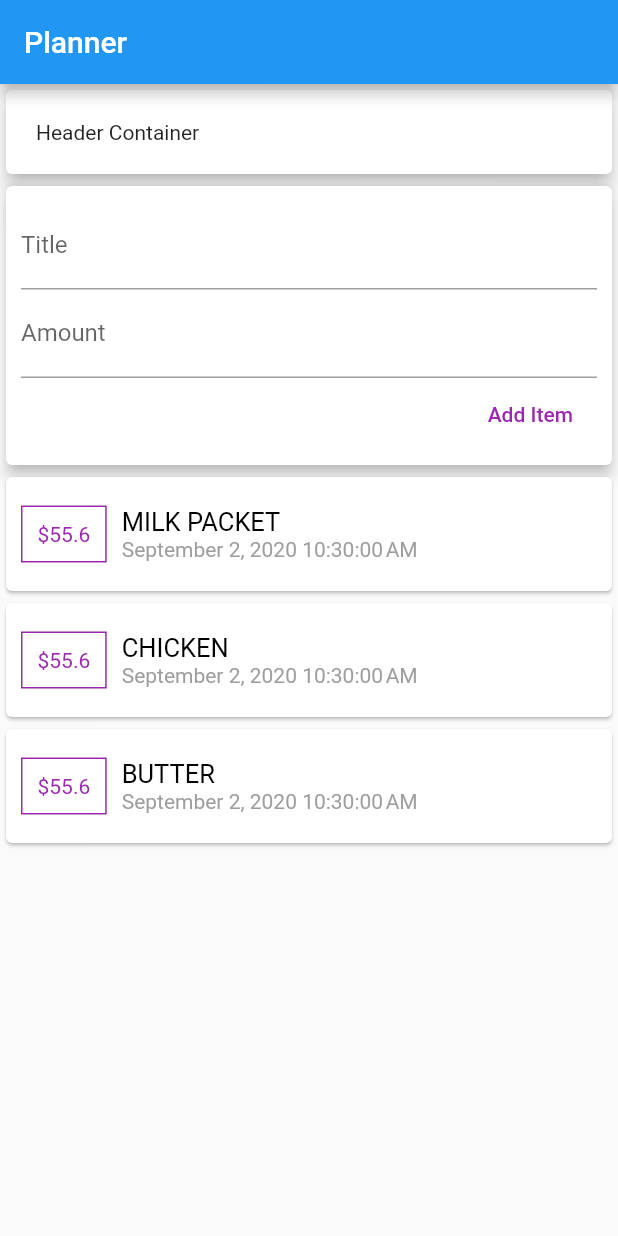
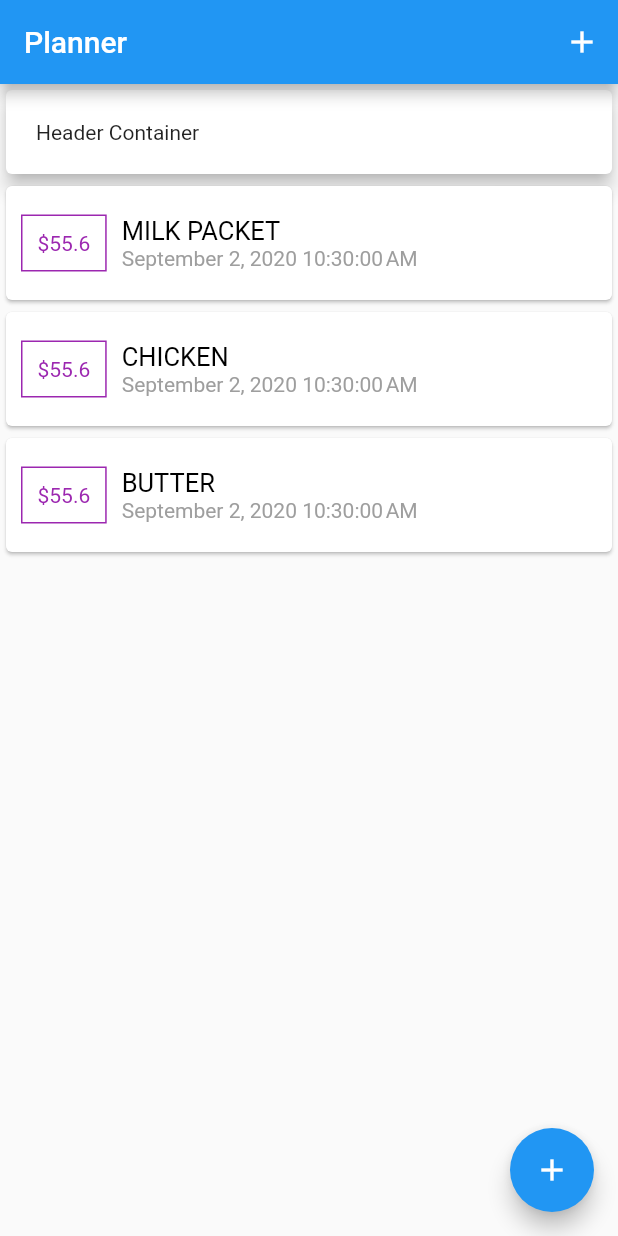
Before and after one commit to satishtamada/PlannerApp, a Flutter app: the screen it shows after launch, on a phone screen of 412 x 824 dp. Run offline on Flutter 3.47's test engine with Material 2 defaults, Android fonts, the phone set to English and light mode, and no system bars.

Commit message:
-added listview

```diff
--- a/lib/main.dart
+++ b/lib/main.dart
@@ -1,39 +1,92 @@
-import 'package:flutter/cupertino.dart';
 import 'package:flutter/material.dart';
+import 'package:planner_app/model/transaction.dart';
 import 'package:planner_app/widget/new_transaction_list.dart';
-import 'package:planner_app/model/transaction.dart';
-import 'package:intl/intl.dart';
 import 'package:planner_app/widget/transaction_list.dart';
-import 'package:planner_app/widget/user_transactions.dart';
 
-void main() => runApp(MyApp());
+void main() => runApp(HomeApp());
 
-class MyApp extends StatelessWidget {
+class HomeApp extends StatelessWidget {
+  @override
+  Widget build(BuildContext context) {
+    return MaterialApp(
+      title: 'Flutter App',
+      home: Home(),
+    );
+  }
+}
+
+class Home extends StatefulWidget {
+  @override
+  State<StatefulWidget> createState() => MyDashBoard();
+}
+
+class MyDashBoard extends State<Home> {
   String inputTitle;
   String inputAmount;
 
+  List<Transactions> transaction = [
+    Transactions(
+        title: 'milk packet', id: 't1', amount: 55.6, dateTime: DateTime.now()),
+    Transactions(
+        title: 'chicken', id: 't2', amount: 55.6, dateTime: DateTime.now()),
+    Transactions(
+        title: 'butter', id: 't3', amount: 55.6, dateTime: DateTime.now())
+  ];
+
+  void openAddNewTransactionBottomSheet(BuildContext ctx) {
+    showModalBottomSheet(
+        context: ctx,
+        builder: (_) {
+          return GestureDetector(
+            child: NewTransactionList(addTransaction),
+            onTap: (){},
+            behavior: HitTestBehavior.opaque,
+          );
+        });
+  }
+
+  void addTransaction(String txtTitle, double txtAmount) {
+    final newTx = Transactions(
+        title: txtTitle,
+        id: new DateTime.now().toString(),
+        amount: txtAmount,
+        dateTime: new DateTime.now());
+
+    setState(() {
+      transaction.add(newTx);
+    });
+  }
+
   @override
   Widget build(BuildContext context) {
-    return MaterialApp(
-      home: Scaffold(
+    return Scaffold(
       appBar: AppBar(
         title: Text("Planner"),
+        actions: <Widget>[
+          IconButton(
+            icon: Icon(Icons.add),
+            onPressed: () => openAddNewTransactionBottomSheet(context),
+          )
+        ],
       ),
       body: SingleChildScrollView(
         child: Column(
           children: <Widget>[
             Card(
-                child:
-                    Container(width: double.infinity,
+              child: Container(
+                  width: double.infinity,
                   margin: EdgeInsets.all(10),
                   padding: EdgeInsets.all(10),
                   child: Text('Header Container')),
               elevation: 5,
             ),
-              UserTransaction()
+            TransactionList(transaction),
           ],
         ),
       ),
+      floatingActionButton: FloatingActionButton(
+        child: Icon(Icons.add),
+        onPressed: () => openAddNewTransactionBottomSheet(context),
       ),
     );
   }
--- a/lib/widget/transaction_list.dart
+++ b/lib/widget/transaction_list.dart
@@ -11,8 +11,9 @@ class TransactionList extends StatelessWidget {
   Widget build(BuildContext context) {
     return Container(
       height: 350,
-      child: ListView(
-        children: transaction.map((tx) {
+      child: ListView.builder(
+        itemCount: transaction.length,
+        itemBuilder: (ctx,index){
           return Card(
               child: Container(
                 margin: EdgeInsets.all(10),
@@ -21,7 +22,7 @@ class TransactionList extends StatelessWidget {
                   children: <Widget>[
                     Container(
                       child: Text(
-                    '\$${tx.amount}',
+                        '\$${transaction[index].amount}',
                         style: TextStyle(color: Colors.purple),
                       ),
                       padding: EdgeInsets.all(10),
@@ -34,11 +35,11 @@ class TransactionList extends StatelessWidget {
                         crossAxisAlignment: CrossAxisAlignment.start,
                         children: <Widget>[
                           Text(
-                        tx.title.toUpperCase(),
+                            transaction[index].title.toUpperCase(),
                             style: TextStyle(fontSize: 17, color: Colors.black),
                           ),
                           Text(
-                        DateFormat().format(tx.dateTime),
+                            DateFormat().format(transaction[index].dateTime),
                             style: TextStyle(color: Colors.grey),
                           )
                         ],
@@ -48,7 +49,7 @@ class TransactionList extends StatelessWidget {
                   ],
                 ),
               ));
-        }).toList(),
+        },
       ),
     );
   }
```
Also changed, not shown: lib/widget/new_transaction_list.dart (+22 -9 lines), lib/widget/user_transactions.dart (+8 -0 lines). Lines whose indentation alone changed are shown as unchanged.
